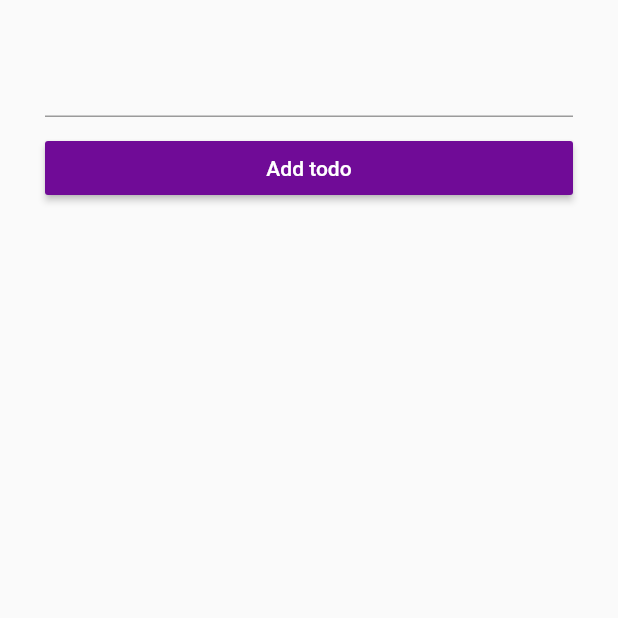
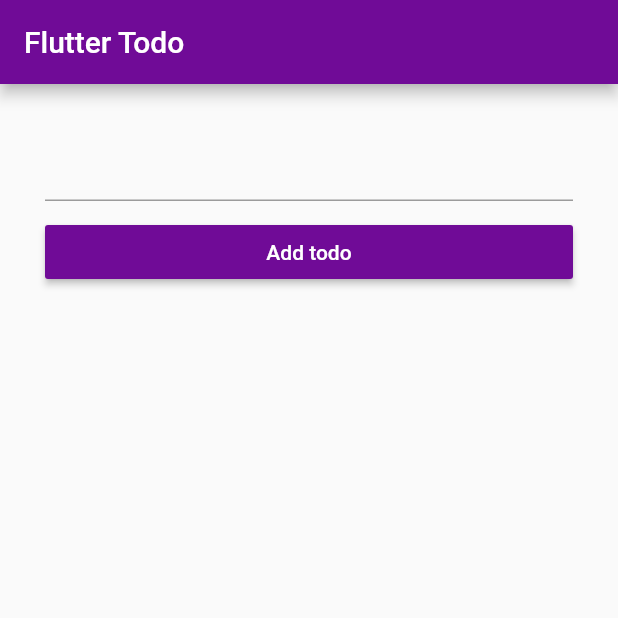
Before and after one commit to alfianandinugraha/flutter-todo-app, a Flutter app: the screen it shows after launch, on a phone screen of 412 x 824 dp, the top half of it. Run offline on Flutter 3.47's test engine with Material 2 defaults, Android fonts, the phone set to English and light mode, and no system bars.

Commit message:
feat(appbar): add appBar

```diff
--- a/lib/main.dart
+++ b/lib/main.dart
@@ -18,6 +18,10 @@ class Home extends StatelessWidget {
   @override
   Widget build(BuildContext context) {
     return Scaffold(
+      appBar: AppBar(
+        backgroundColor: Color.fromRGBO(112, 11, 151, 1),
+        title: Text("Flutter Todo"),
+      ),
       body: Container(
         padding: EdgeInsets.fromLTRB(30, 30, 30, 0),
         child: Column(
```
